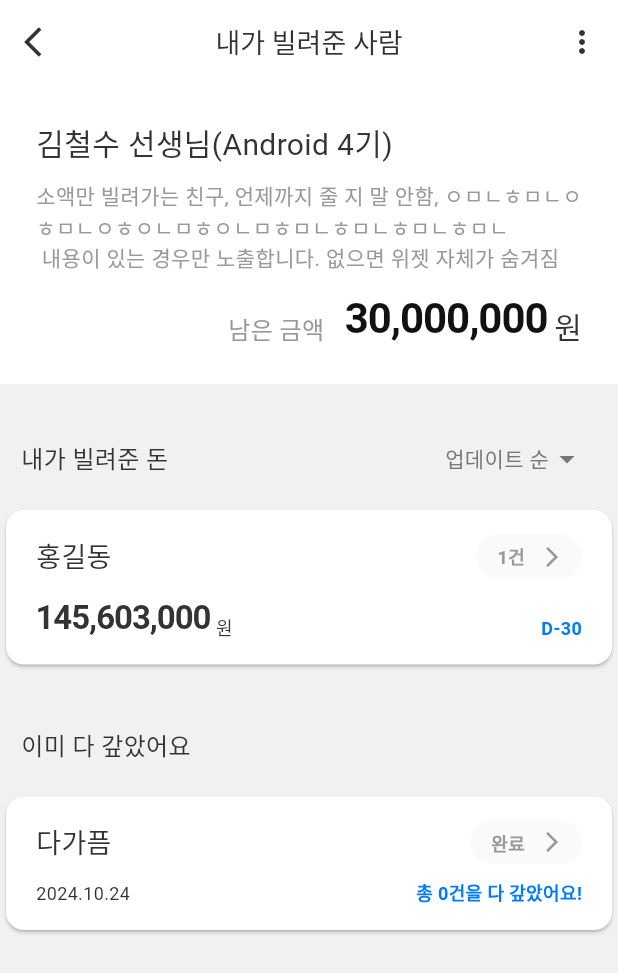
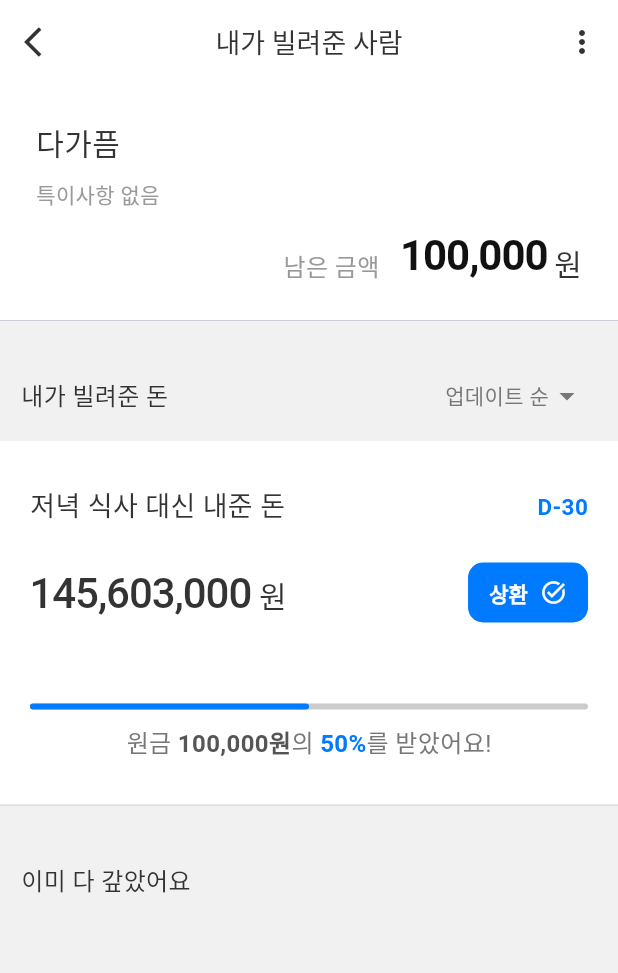
Before and after one commit to AtmosCat/dont_worry, a Flutter app: the screen it shows after launch, after a tap on "다가픔", on a phone screen of 412 x 824 dp. Shown: the top 973 px of the screen. Run offline on Flutter 3.47's test engine with Material 3 defaults, Android fonts, the phone set to English and light mode, and no system bars.

Commit message:
imp ( Home - PersonCard ) : 홈의 personCard 업데이트 상단에 선언해둔 '변수'를 활용하여 위젯 내용을 구성함. 위젯까지 내려오지 않고, 변수에 해당 로직을 대입만 하면 알아서 작동하도록 개발. amount가 0일때, d-day가 음수일 때 등 위젯의 외형이 변하는 로직 구현
imp ( LoanList - LoanCard ) : 대출리스트의 LoanCard 개발중.

```diff
--- a/lib/theme/colors.dart
+++ b/lib/theme/colors.dart
@@ -11,6 +11,9 @@ enum AppColor {
   containerGray30,
   containerGray20,
   containerGray10,
+  containerLightGray30,
+  containerLightGray20,
+  containerLightGray10,
   containerRed30,
   containerRed20,
   containerRed10,
@@ -44,6 +47,9 @@ class AppColors {
       AppColor.containerGray30: Color(0xFFAAAAAA), // 회색 10-30
       AppColor.containerGray20: Color(0xFFCCCCCC),
       AppColor.containerGray10: Color(0xFFEEEEEE),
+      AppColor.containerLightGray30: Color(0xFFF7F7F7), // 연회색 10-30
+      AppColor.containerLightGray20: Color(0xFFF9F9F9),
+      AppColor.containerLightGray10: Color(0xFFFBFBFB),
       AppColor.containerRed30: Color(0xFFE8878E), // 레드 10-30 (강조, 경고, 손해 등)
       AppColor.containerRed20: Color(0xFFF1B1B9),
       AppColor.containerRed10: Color(0xFFF9E0E5),
@@ -75,6 +81,9 @@ class AppColors {
       AppColor.containerGray30: Color(0xFF555555),
       AppColor.containerGray20: Color(0xFF777777),
       AppColor.containerGray10: Color(0xFF999999),
+      AppColor.containerLightGray30: Color(0xFF1E1E1E),
+      AppColor.containerLightGray20: Color(0xFF333333),
+      AppColor.containerLightGray10: Color(0xFF555555),
       AppColor.containerRed30: Color(0xFF7A5053),
       AppColor.containerRed20: Color(0xFFB77073),
       AppColor.containerRed10: Color(0xFFDC8A91),
--- a/lib/ui/pages/home/widgets/person_card.dart
+++ b/lib/ui/pages/home/widgets/person_card.dart
@@ -17,89 +17,132 @@ class PersonCard extends StatelessWidget {
 
   @override
   Widget build(BuildContext context) {
+    int amount = 10;
+    int totalRepayment = 10000;
+    /*TODO: 금액 관련 데이터를 구하는 로직 개발 필요
 
-    int amount = 145603000;
-    int dDay = daysUntilUpcomingDueDatedaysUntilDueDate(person.loans);
+    개발사항 1. amount :갚아야 할 남은 금액
+      모든 loan의 잔여대출액 remainingLoanAmount 총합
+
+    개발사항 2. totalRepayment : 이미 갚은 금액
+      모든 loan의 상환액 totalRepaymentAmount 총합
+
+    활용. PersonCard 좌하단에 금액 노출.
+      미상환 시, 갚아야 할 amount 노출
+      전액상환 시, 그동안 갚은 totalRepayment 노출
+
+    주의. 재사용할 가능성이 있습니다.
+    가급적 Person 클래스 내에서 메서드로 구현해주세요.
+    */
+
+    int dDay = 3;
+    DateTime lastRepaymentDate = DateTime(2025, 2, 7);
+    /*TODO: 날짜 관련 데이터 구하는 로직 개발 필요
+
+    개발사항 1. dDay : 다가오는 상환일
+      미상환 loan의 변제일 중 가장 이른 날짜와 현재 날짜 간의 D-day
+      양수일 경우, D-3으로 표기
+      0일 경우, D-day로 표기
+      음수일 경우, '연체 중'으로 표기
+
+    개발사항 2. lastRepaymentDate : 가장 최근에 상환한 날짜
+      모든 loan의 repayment의 date 중 가장 늦은 날짜
+
+    활용. PersonCard 우상단에 디데이, 날짜 노출
+      미상환 시, 다가오는 대출의 dDay 노출
+      전액상환 시, 마지막에 전액 상환한 lastRepaymentDate 노출
+
+    주의. 재사용할 가능성이 있습니다.
+    가급적 Person 클래스 내에서 메서드로 구현해주세요.
+    */
 
     return GestureDetector(
       onTap: () => Navigator.push(
         context,
         MaterialPageRoute(
-            builder: (context) => LoanListPage(MyAction.lend, Category.person)),
+            builder: (context) => LoanListPage(myAction, person: person)),
       ),
       child: Card(
+        // 상환여부 따라 배경색 변경
+        color: amount != 0
+            ? AppColor.containerWhite.of(context)
+            : AppColor.containerLightGray20.of(context),
         child: Padding(
-          padding: const EdgeInsets.symmetric(horizontal: 20.0, vertical: 16.0),
+          padding: const EdgeInsets.symmetric(horizontal: 24.0, vertical: 24.0),
           child: Column(children: [
             Row(
               mainAxisAlignment: MainAxisAlignment.spaceBetween,
               children: [
                 Text(
                   person.name,
-                  style: TextStyle(fontSize: 18),
+                  style: TextStyle(
+                      color: amount != 0 // 상환여부 따라 글씨색상 변경
+                          ? AppColor.defaultBlack.of(context)
+                          : AppColor.disabled.of(context),
+                      fontSize: 18),
                 ),
                 Spacer(),
-                Container(
-                  decoration: BoxDecoration(
-                    borderRadius: BorderRadius.circular(100),
-                    color: Colors.grey.withOpacity(0.05),
+                // 디데이 날짜 위젯 : 상환 여부에 따라 amount 또는 totalRepayment 표시
+                Visibility(
+                  visible: amount != 0,
+                  // 상환 완료 시,
+                  replacement: Text(
+                      '${lastRepaymentDate.year}.${lastRepaymentDate.month}.${lastRepaymentDate.day} ',
+                      style: TextStyle(
+                          fontSize: 15, color: AppColor.disabled.of(context))),
+                  // 미상환 시,
+                  child: Text(
+                      dDay > 0
+                          ? 'D-$dDay'
+                          : dDay == 0
+                              ? 'D-day'
+                              : '연체 중',
+                      style: TextStyle(
+                          fontSize: 15,
+                          color: dDay > 0
+                              ? AppColor.primaryBlue.of(context)
+                              : AppColor.primaryRed.of(context),
+                          fontWeight: FontWeight.bold)),
+                ),
+              ],
+            ),
+            SizedBox(
+              height: 20,
+            ),
+            Row(
+              crossAxisAlignment: CrossAxisAlignment.center,
+              children: [
+                // 금액 위젯
+                Text.rich(
+                  style: TextStyle(
+                    color: amount != 0
+                        ? AppColor.defaultBlack.of(context)
+                        : AppColor.disabled.of(context), // 상환 여부에 따라 색상변경
                   ),
-                  padding: EdgeInsets.only(
-                    top: 6,
-                    bottom: 6,
-                    left: 14,
-                    right: 12,
-                  ),
-                  child: Row(
+                  TextSpan(
                     children: [
-                      Text(
-                          person.loans.length == 0
-                              ? '완료'
-                              : '${person.loans.length}건',
-                          style: TextStyle(
-                              color: AppColor.disabled.of(context),
-                              fontSize: 12,
-                              fontWeight: FontWeight.bold)),
-                      SizedBox(
-                        width: 10,
+                      TextSpan(
+                        text: NumberUtils.formatWithCommas(
+                            amount != 0 ? amount : totalRepayment), // 상환 여부에 따라 amount 또는 totalRepayment
+                        style: const TextStyle(
+                          fontSize: 28,
+                          fontWeight: FontWeight.w500,
+                          letterSpacing: -0.7,
+                        ),
                       ),
-                      Icon(
-                        Icons.arrow_forward_ios,
-                        color: AppColor.disabled.of(context),
-                        size: 16,
+                      const TextSpan(
+                        text: ' 원',
+                        style: TextStyle(fontSize: 20),
                       ),
                     ],
                   ),
                 ),
-              ],
-            ),
-            SizedBox(
-              height: 10,
-            ),
-            Row(
-              crossAxisAlignment: CrossAxisAlignment.end,
-              children: [
-                Offstage(
-                  offstage: person.loans.length == 0,
-                  child: Text(NumberUtils.formatWithCommas(amount),
-                      style: TextStyle(
-                          fontSize: 22,
-                          fontWeight: FontWeight.bold,
-                          letterSpacing: -0.7)),
+                Spacer(),
+                Icon(
+                  Icons.arrow_forward_ios,
+                  color: AppColor.lightGray20.of(context),
+                  size: 20,
                 ),
-                Text(person.loans.length == 0 ? '2024.10.24' : ' 원',
-                    style: TextStyle(
-                      fontSize: 12,
-                    )),
-                Spacer(),
-                Text(
-                    person.loans.length == 0
-                        ? '총 ${person.loans.length}건을 다 갚았어요!'
-                        : 'D-$dDay',
-                    style: TextStyle(
-                        fontSize: 12,
-                        color: AppColor.primaryBlue.of(context),
-                        fontWeight: FontWeight.bold)),
               ],
             ),
           ]),
--- a/lib/ui/pages/loan_detail/loan_detail_page.dart
+++ b/lib/ui/pages/loan_detail/loan_detail_page.dart
@@ -0,0 +1,15 @@
+import 'package:dont_worry/ui/widgets/detail_app_bar.dart';
+import 'package:flutter/material.dart';
+
+class LoanDetailPage extends StatelessWidget {
+  final MyAction myAction;
+
+  const LoanDetailPage(this.myAction, {super.key});
+
+  @override
+  Widget build(BuildContext context) {
+    return Scaffold(
+      appBar: DetailAppBar(myAction, Category.loan),
+    );
+  }
+}
--- a/lib/ui/pages/loan_list/loan_list_page.dart
+++ b/lib/ui/pages/loan_list/loan_list_page.dart
@@ -1,8 +1,6 @@
-import 'package:dont_worry/data/model/loan.dart';
 import 'package:dont_worry/data/model/person.dart';
-import 'package:dont_worry/data/model/repayment.dart';
 import 'package:dont_worry/theme/colors.dart';
-import 'package:dont_worry/ui/pages/home/widgets/person_card.dart';
+import 'package:dont_worry/ui/pages/loan_list/widgets/loan_card.dart';
 import 'package:dont_worry/ui/widgets/detail_app_bar.dart';
 import 'package:dont_worry/ui/widgets/list_header.dart';
 import 'package:dont_worry/utils/number_utils.dart';
@@ -10,30 +8,44 @@ import 'package:flutter/material.dart';
 
 class LoanListPage extends StatelessWidget {
   final MyAction myAction;
-  final Category category;
-  const LoanListPage(this.myAction, this.category, {super.key});
+  final Person person;
+  const LoanListPage(this.myAction, {required this.person, super.key});
 
   @override
   Widget build(BuildContext context) {
 
-    int totalAmount = 30000000;
-    String name = '김철수 선생님(Android 4기)';
-    String memo =
-        '소액만 빌려가는 친구, 언제까지 줄 지 말 안함, ㅇㅁㄴㅎㅁㄴㅇㅎㅁㄴㅇㅎㅇㄴㅁㅎㅇㄴㅁㅎㅁㄴㅎㅁㄴㅎㅁㄴㅎㅁㄴ\n 내용이 있는 경우만 노출합니다. 없으면 위젯 자체가 숨겨짐';
-
     return Scaffold(
-        appBar: DetailAppBar(myAction, category),
+      appBar: DetailAppBar(myAction, Category.person),
       body: ListView(
         children: [
+          LoanListHeader(person: person),
+          ListHeader(myAction: myAction),
+          LoanCard(myAction:myAction),
+          ListHeader(),
+        ],
+      )
+
+      );
+  }
+}
+
+class LoanListHeader extends StatelessWidget {
+  final Person person;
+  final int totalAmount = 100000;
+  const LoanListHeader({required this.person, super.key,});
+
+  @override
+  Widget build(BuildContext context) {
+    return Column(
+      children: [
         Container(
+          padding: EdgeInsets.all(24),
           color: AppColor.containerWhite.of(context),
-              child: Padding(
-                padding: const EdgeInsets.all(24.0),
           child: Column(
               crossAxisAlignment: CrossAxisAlignment.start,
               children: [
                 Text(
-                        name,
+                  person.name,
                   style: TextStyle(
                     fontSize: 20,
                   ),
@@ -42,7 +54,7 @@ class LoanListPage extends StatelessWidget {
                   height: 10,
                 ),
                 Text(
-                        memo,
+                  person.memo ?? '',
                   style: TextStyle(
                       fontSize: 14, color: AppColor.disabled.of(context)),
                 ),
@@ -85,39 +97,8 @@ class LoanListPage extends StatelessWidget {
                 SizedBox()
               ]),
         ),
-            ),
-            ListHeader(myAction: myAction),
-            PersonCard(person:Person(
-            name: '홍길동',
-            loans: [
-              Loan(
-                isLending: true, // 빌려준 돈
-                person: Person(
-                  name: '김철수',
-                  loans: [],
-                  memo: '친구',
-                ),
-                initialAmount: 10000, // 1만원
-                repayments: [
-                  Repayment(amount: 5000, date: DateTime(2024, 10, 26)),
-                ], // 5천원 상환
-                loanDate: DateTime(2024, 10, 25), // 2024년 10월 25일
-                dueDate: DateTime(2024, 11, 24), // 2024년 11월 24일
-                title: '간식값',
-                memo: '내일까지 갚아라',
-              )
-            ], // 빈 리스트
-            memo: '특이사항 없음',
-          ), myAction: myAction),
-            ListHeader(),
-            PersonCard(
-          myAction: myAction,
-          person: Person(
-            name: '다가픔',
-            loans: [], // 빈 리스트
-            memo: '특이사항 없음',
-          )),
+        Divider(height: 0, thickness: 0.6)
       ],
-        ));
+    );
   }
 }
--- /dev/null
+++ b/lib/ui/pages/loan_list/widgets/loan_card.dart
@@ -0,0 +1,170 @@
+import 'package:dont_worry/theme/colors.dart';
+import 'package:dont_worry/ui/pages/loan_detail/loan_detail_page.dart';
+import 'package:dont_worry/ui/widgets/detail_app_bar.dart';
+import 'package:dont_worry/utils/number_utils.dart';
+import 'package:flutter/material.dart';
+
+class LoanCard extends StatelessWidget {
+  final MyAction myAction;
+  final title = '저녁 식사 대신 내준 돈';
+  const LoanCard({required this.myAction, super.key});
+
+  final int amount = 145603000;
+  final int totalRepayment = 100000;
+  final double repaymentRate = 0.5;
+  /*TODO: 금액 관련 데이터를 구하는 로직 개발 필요
+
+    개발사항 1. amount :갚아야 할 남은 금액
+      loan의 잔여대출액 remainingLoanAmount()
+
+    개발사항 2. totalRepayment : 이미 갚은 금액
+      loan의 상환액 총합
+
+    개발사항 3. repaymentRate : 상환한 금액의 비율
+
+    활용1. LoanCard 좌하단에 금액 노출.
+      미상환 시, 갚아야 할 amount 노출
+      전액상환 시, 그동안 갚은 totalRepayment 노출
+    활용2. 일부금액 상환 시, LinearProgressIndicator에 비율 노출
+      repaymentRate를 활용하여 그래프와 상환비율 %표현
+      그동안 갚은 totalRepayment 노출
+
+    주의. 재사용할 가능성이 있습니다.
+    가급적 Loan 클래스 내에서 메서드로 구현해주세요.
+    */
+
+  @override
+  Widget build(BuildContext context) {
+    return GestureDetector(
+      onTap: () => Navigator.push(
+        context,
+        MaterialPageRoute(
+          builder: (context) => LoanDetailPage(myAction),
+        ),
+      ),
+      child: Container(
+        color: AppColor.containerWhite.of(context),
+        child: Column(
+          children: [
+            Padding(
+              padding:
+                  const EdgeInsets.symmetric(horizontal: 20.0, vertical: 30.0),
+              child: Column(
+                children: [
+                  Row(
+                    mainAxisAlignment: MainAxisAlignment.spaceBetween,
+                    children: [
+                      Text(
+                        title,
+                        style: const TextStyle(fontSize: 18),
+                      ),
+                      const Spacer(),
+                      Text(
+                        'D-30',
+                        style: TextStyle(
+                          fontSize: 15,
+                          color: AppColor.primaryBlue.of(context),
+                          fontWeight: FontWeight.bold,
+                        ),
+                      ),
+                    ],
+                  ),
+                  const SizedBox(height: 20),
+                  Row(
+                    crossAxisAlignment: CrossAxisAlignment.center,
+                    children: [
+                      Text.rich(
+                        TextSpan(
+                          children: [
+                            TextSpan(
+                              text: NumberUtils.formatWithCommas(amount),
+                              style: const TextStyle(
+                                fontSize: 28,
+                                fontWeight: FontWeight.w500,
+                                letterSpacing: -0.7,
+                              ),
+                            ),
+                            const TextSpan(
+                              text: ' 원',
+                              style: TextStyle(fontSize: 20),
+                            ),
+                          ],
+                        ),
+                      ),
+                      const Spacer(),
+                      TextButton.icon(
+                        onPressed: () {},
+                        icon: const Icon(Icons.task_alt, size: 18),
+                        label: const Text(
+                          '상환',
+                          style: TextStyle(
+                            fontSize: 14,
+                            fontWeight: FontWeight.bold,
+                          ),
+                        ),
+                        iconAlignment: IconAlignment.end,
+                        style: TextButton.styleFrom(
+                          shape: RoundedRectangleBorder(
+                            borderRadius: BorderRadius.circular(10),
+                          ),
+                          padding: const EdgeInsets.symmetric(
+                            horizontal: 14,
+                            vertical: 8,
+                          ),
+                          alignment: Alignment.center,
+                          backgroundColor: AppColor.primaryBlue.of(context),
+                          foregroundColor: AppColor.onPrimaryWhite.of(context),
+                          iconColor: AppColor.onPrimaryWhite.of(context),
+                        ),
+                      ),
+                    ],
+                  ),
+                  Offstage(
+                      offstage: amount == 0 || repaymentRate == 1,
+                      child: Column(
+                        children: [
+                          SizedBox(height: 50),
+                          LinearProgressIndicator(
+                            value: repaymentRate,
+                            minHeight: 4,
+                            borderRadius: BorderRadius.circular(20),
+                            color: AppColor.primaryBlue.of(context),
+                            backgroundColor: AppColor.lightGray20.of(context),
+                          ),
+                          SizedBox(height: 10),
+                          Text.rich(
+                            TextSpan(
+                              style: TextStyle(
+                                fontSize: 16,
+                                color: AppColor.gray20.of(context),
+                              ),
+                              children: [
+                                TextSpan(text: '원금 '),
+                                TextSpan(
+                                    text:
+                                        '${NumberUtils.formatWithCommas(totalRepayment)}원',
+                                    style: TextStyle(
+                                        color: AppColor.gray30.of(context),
+                                        fontWeight: FontWeight.bold)),
+                                TextSpan(text: '의 '),
+                                TextSpan(
+                                    text: '${(repaymentRate * 100).round()}%',
+                                    style: TextStyle(
+                                        color: AppColor.primaryBlue.of(context),
+                                        fontWeight: FontWeight.bold)),
+                                TextSpan(text: '를 받았어요!'),
+                              ],
+                            ),
+                          ),
+                        ],
+                      ))
+                ],
+              ),
+            ),
+            const Divider(height: 0, thickness: 0.6),
+          ],
+        ),
+      ),
+    );
+  }
+}
```
Lines whose indentation alone changed are shown as unchanged.
